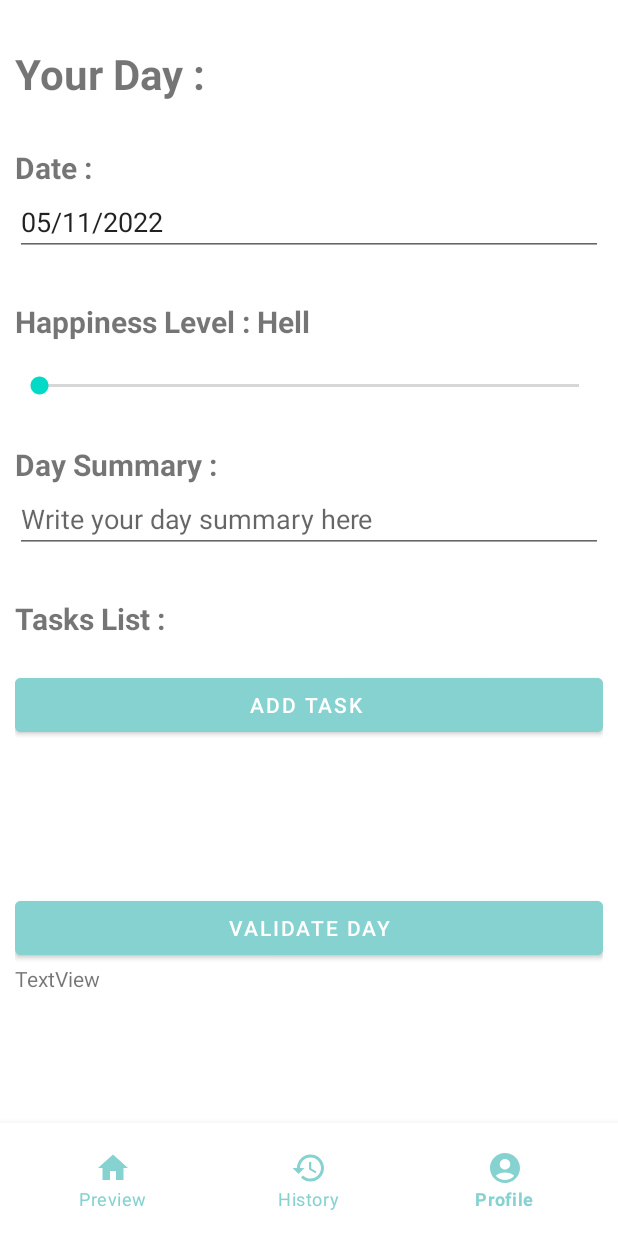
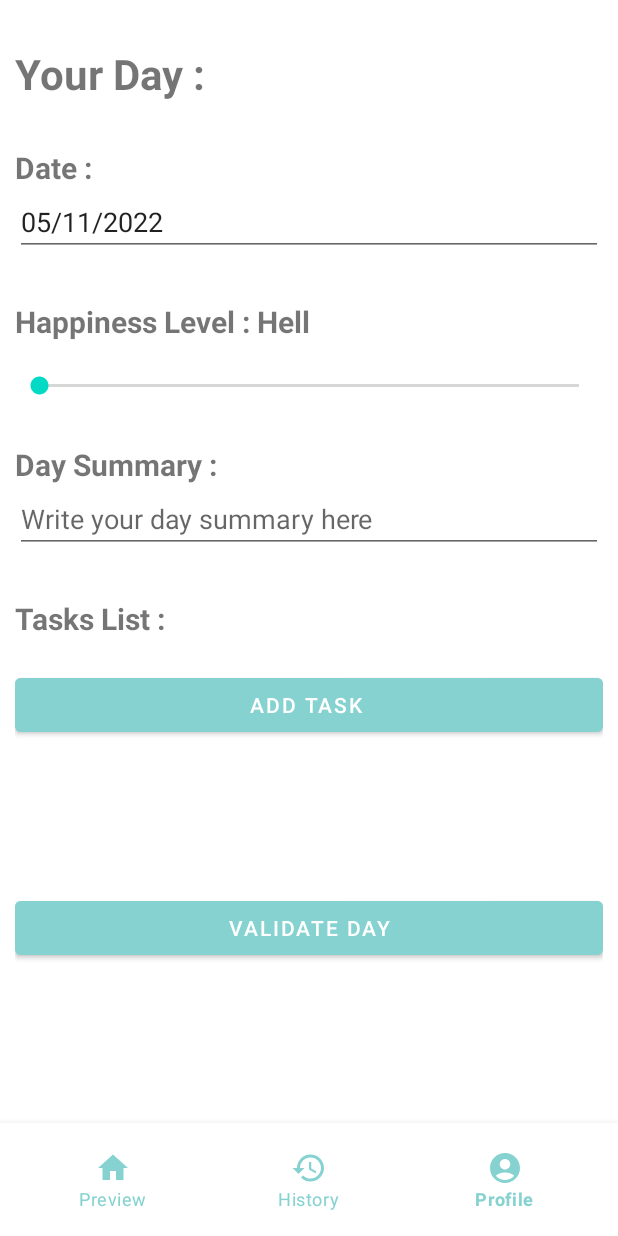
Before and after one commit to BinaryJourney/HappinessTracker-ISEP, an Android app: the screen it shows after launch (MainActivity), item 3 of the bottom bar chosen, on a phone screen of 412 x 824 dp. Run offline under Robolectric (Android 15) with nearby library versions, the phone set to English and light mode, and no system bars; our stand-ins replace navigation-ui; libraries missing offline, so code that uses them is left out: org.eazegraph.lib; network calls fail; 9 statements that could not run were skipped.

Commit message:
deleted unused text
deleted unused text in the profile page

```diff
--- a/app/src/main/res/layout/fragment_new_day.xml
+++ b/app/src/main/res/layout/fragment_new_day.xml
@@ -115,12 +115,6 @@
                 android:text="Validate Day"
                 android:layout_marginTop="25dp" />
 
-            <TextView
-                android:id="@+id/textView2"
-                android:layout_width="match_parent"
-                android:layout_height="wrap_content"
-                android:text="TextView" />
-
 
         </LinearLayout>
 
```
